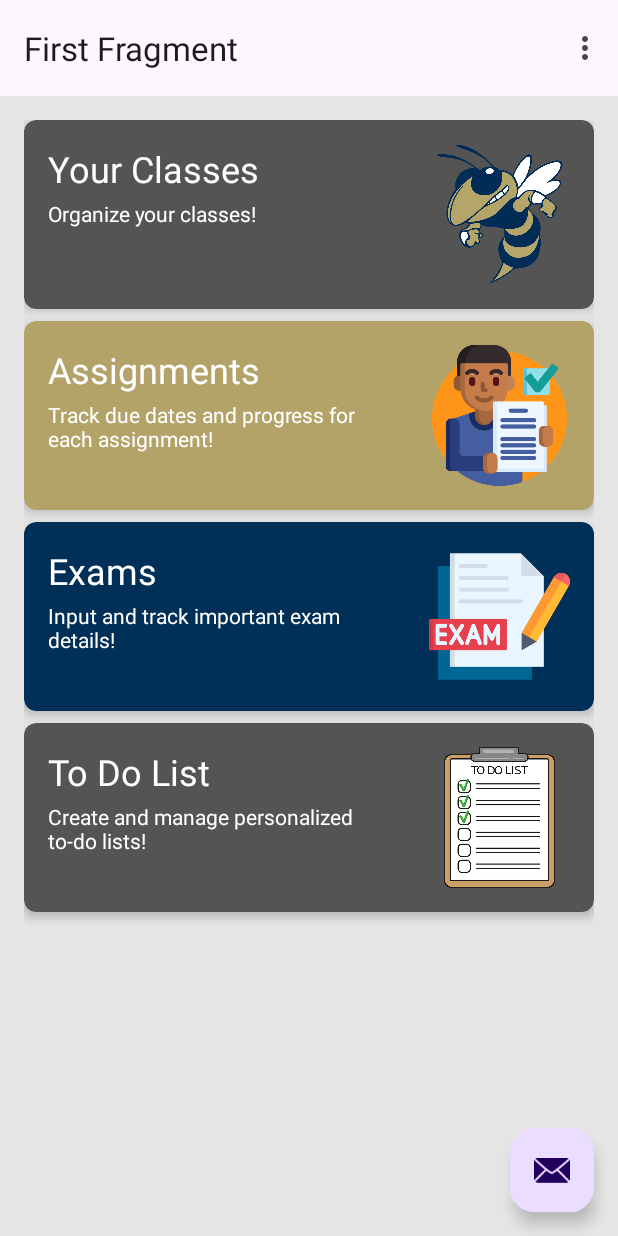
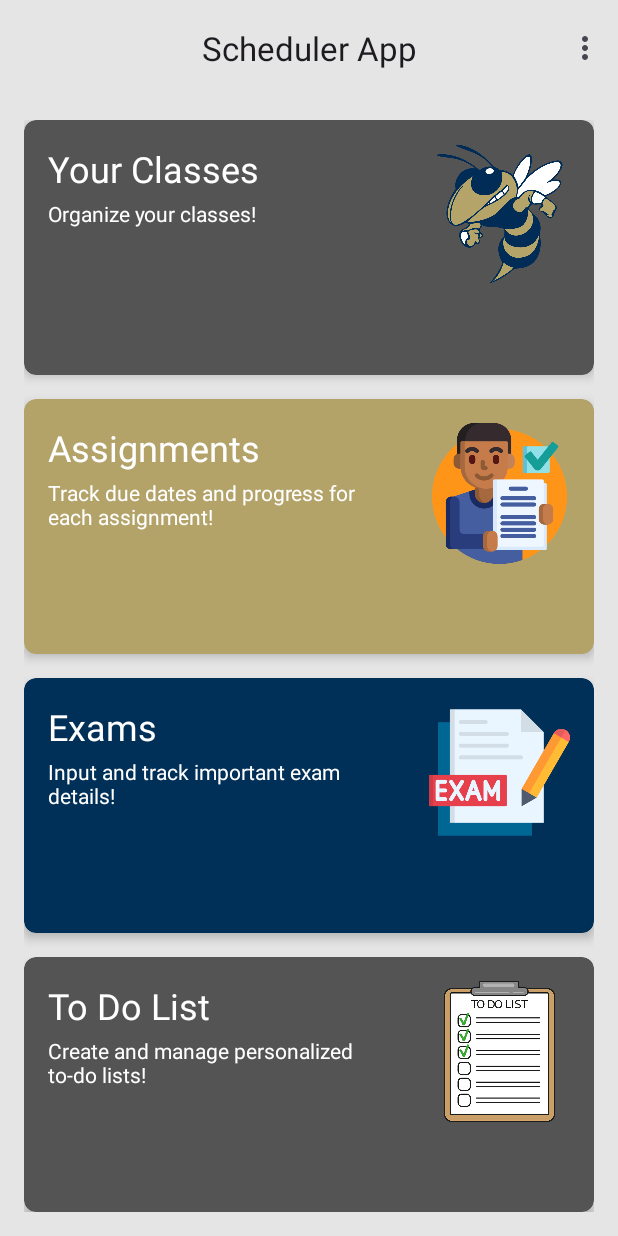
Before and after one commit to ThehamzaIftikhar/CollegeSchedulerAppFinal, an Android app: the screen it shows after launch (MainActivity), on a phone screen of 412 x 824 dp. Run offline under Robolectric (Android 15) with nearby library versions, the phone set to English and light mode, and no system bars; our stand-ins replace navigation-ui.

Commit message:
Finished Home Page

```diff
--- a/app/src/main/java/com/example/collegeschedulerappfinal/FirstFragment.java
+++ b/app/src/main/java/com/example/collegeschedulerappfinal/FirstFragment.java
@@ -1,13 +1,17 @@
 package com.example.collegeschedulerappfinal;
 
+import android.graphics.drawable.ColorDrawable;
 import android.os.Bundle;
 import android.view.LayoutInflater;
 import android.view.View;
 import android.view.ViewGroup;
 
 import androidx.annotation.NonNull;
+import androidx.appcompat.app.ActionBar;
 import androidx.fragment.app.Fragment;
 import androidx.navigation.fragment.NavHostFragment;
+import androidx.appcompat.app.AppCompatActivity;
+
 
 import com.example.collegeschedulerappfinal.databinding.FragmentFirstBinding;
 
@@ -21,22 +25,40 @@ public class FirstFragment extends Fragment {
         return binding.getRoot();
     }
 
+    @Override
     public void onViewCreated(@NonNull View view, Bundle savedInstanceState) {
         super.onViewCreated(view, savedInstanceState);
 
+        if (getActivity() instanceof AppCompatActivity) {
+            ActionBar actionBar = ((AppCompatActivity) getActivity()).getSupportActionBar();
+            if (actionBar != null) {
+                ColorDrawable colorDrawable = new ColorDrawable(getResources().getColor(R.color.gray));
+                actionBar.setBackgroundDrawable(colorDrawable);
+            }
+        }
+
         // Card for "Classes"
         binding.cardClasses.setOnClickListener(v ->
-                NavHostFragment.findNavController(FirstFragment.this)
+                NavHostFragment.findNavController(this)
                         .navigate(R.id.action_FirstFragment_to_SecondFragment));
 
-        // Button for "Assignments"
+        // Card for "Assignments"
         binding.cardAssignments.setOnClickListener(v ->
-                NavHostFragment.findNavController(FirstFragment.this)
+                NavHostFragment.findNavController(this)
                         .navigate(R.id.action_FirstFragment_to_ThirdFragment));
 
         // Exams button
+        binding.cardExams.setOnClickListener(v ->
+                NavHostFragment.findNavController(this)
+                        .navigate(R.id.action_FirstFragment_to_FourthFragment));
+
         // To Do List button
+        binding.cardToDoList.setOnClickListener(v ->
+                NavHostFragment.findNavController(this)
+                        .navigate(R.id.action_FirstFragment_to_FifthFragment));
+
         // Reminders button
+        // Add a click listener for your "Reminders" button if needed.
     }
 
     @Override
--- a/app/src/main/java/com/example/collegeschedulerappfinal/MainActivity.java
+++ b/app/src/main/java/com/example/collegeschedulerappfinal/MainActivity.java
@@ -37,14 +37,6 @@ public class MainActivity extends AppCompatActivity {
         appBarConfiguration = new AppBarConfiguration.Builder(navController.getGraph()).build();
         NavigationUI.setupActionBarWithNavController(this, navController, appBarConfiguration);
 
-        binding.fab.setOnClickListener(new View.OnClickListener() {
-            @Override
-            public void onClick(View view) {
-                Snackbar.make(view, "Replace with your own action", Snackbar.LENGTH_LONG)
-                        .setAnchorView(R.id.fab)
-                        .setAction("Action", null).show();
-            }
-        });
     }
 
     @Override
--- a/app/src/main/res/layout/activity_main.xml
+++ b/app/src/main/res/layout/activity_main.xml
@@ -7,6 +7,7 @@
     android:fitsSystemWindows="true"
     tools:context=".MainActivity">
 
+
     <com.google.android.material.appbar.AppBarLayout
         android:layout_width="match_parent"
         android:layout_height="wrap_content"
@@ -15,19 +16,12 @@
         <com.google.android.material.appbar.MaterialToolbar
             android:id="@+id/toolbar"
             android:layout_width="match_parent"
-            android:layout_height="?attr/actionBarSize" />
+            android:layout_height="?attr/actionBarSize"
+            android:background="@color/gray"
+            app:titleCentered="true"/>
 
     </com.google.android.material.appbar.AppBarLayout>
 
     <include layout="@layout/content_main" />
 
-    <com.google.android.material.floatingactionbutton.FloatingActionButton
-        android:id="@+id/fab"
-        android:layout_width="wrap_content"
-        android:layout_height="wrap_content"
-        android:layout_gravity="bottom|end"
-        android:layout_marginEnd="@dimen/fab_margin"
-        android:layout_marginBottom="16dp"
-        app:srcCompat="@android:drawable/ic_dialog_email" />
-
 </androidx.coordinatorlayout.widget.CoordinatorLayout>
--- a/app/src/main/res/layout/fragment_first.xml
+++ b/app/src/main/res/layout/fragment_first.xml
@@ -14,14 +14,16 @@
     <androidx.cardview.widget.CardView
         android:id="@+id/cardClasses"
         android:layout_width="0dp"
-        android:layout_height="wrap_content"
-        android:layout_marginBottom="8dp"
+        android:layout_height="0dp"
+        app:layout_constraintTop_toTopOf="parent"
+        app:layout_constraintBottom_toTopOf="@id/cardAssignments"
+        app:layout_constraintStart_toStartOf="parent"
+        app:layout_constraintEnd_toEndOf="parent"
+        app:layout_constraintVertical_weight="1"
         app:cardCornerRadius="8dp"
         app:cardElevation="4dp"
-        app:layout_constraintTop_toTopOf="parent"
-        app:layout_constraintStart_toStartOf="parent"
-        app:layout_constraintEnd_toEndOf="parent"
-        app:cardBackgroundColor="@color/dark_gray">
+        app:cardBackgroundColor="@color/dark_gray"
+        android:layout_marginBottom="8dp">
 
         <RelativeLayout
             android:layout_width="match_parent"
@@ -64,14 +66,17 @@
     <androidx.cardview.widget.CardView
         android:id="@+id/cardAssignments"
         android:layout_width="0dp"
-        android:layout_height="wrap_content"
-        android:layout_marginTop="8dp"
+        android:layout_height="0dp"
+        app:layout_constraintTop_toBottomOf="@id/cardClasses"
+        app:layout_constraintBottom_toTopOf="@id/cardExams"
+        app:layout_constraintStart_toStartOf="parent"
+        app:layout_constraintEnd_toEndOf="parent"
+        app:layout_constraintVertical_weight="1"
         app:cardCornerRadius="8dp"
         app:cardElevation="4dp"
-        app:layout_constraintTop_toBottomOf="@id/cardClasses"
-        app:layout_constraintStart_toStartOf="parent"
-        app:layout_constraintEnd_toEndOf="parent"
-        app:cardBackgroundColor="@color/gold">
+        app:cardBackgroundColor="@color/gold"
+        android:layout_marginTop="8dp"
+        android:layout_marginBottom="8dp">
 
         <RelativeLayout
             android:layout_width="match_parent"
@@ -116,14 +121,17 @@
     <androidx.cardview.widget.CardView
         android:id="@+id/cardExams"
         android:layout_width="0dp"
-        android:layout_height="wrap_content"
-        android:layout_marginTop="8dp"
+        android:layout_height="0dp"
+        app:layout_constraintTop_toBottomOf="@id/cardAssignments"
+        app:layout_constraintBottom_toTopOf="@id/cardToDoList"
+        app:layout_constraintStart_toStartOf="parent"
+        app:layout_constraintEnd_toEndOf="parent"
+        app:layout_constraintVertical_weight="1"
         app:cardCornerRadius="8dp"
         app:cardElevation="4dp"
-        app:layout_constraintTop_toBottomOf="@id/cardAssignments"
-        app:layout_constraintStart_toStartOf="parent"
-        app:layout_constraintEnd_toEndOf="parent"
-        app:cardBackgroundColor="@color/navy_blue">
+        app:cardBackgroundColor="@color/navy_blue"
+        android:layout_marginTop="8dp"
+        android:layout_marginBottom="8dp">
 
         <RelativeLayout
             android:layout_width="match_parent"
@@ -168,16 +176,18 @@
     <androidx.cardview.widget.CardView
         android:id="@+id/cardToDoList"
         android:layout_width="0dp"
-        android:layout_height="wrap_content"
-        android:layout_marginTop="8dp"
+        android:layout_height="0dp"
+        app:layout_constraintTop_toBottomOf="@id/cardExams"
+        app:layout_constraintBottom_toBottomOf="parent"
+        app:layout_constraintStart_toStartOf="parent"
+        app:layout_constraintEnd_toEndOf="parent"
+        app:layout_constraintVertical_weight="1"
         app:cardCornerRadius="8dp"
         app:cardElevation="4dp"
-        app:layout_constraintTop_toBottomOf="@id/cardExams"
-        app:layout_constraintStart_toStartOf="parent"
-        app:layout_constraintEnd_toEndOf="parent"
-        app:cardBackgroundColor="@color/dark_gray">
+        app:cardBackgroundColor="@color/dark_gray"
+        android:layout_marginTop="8dp">
 
-        <RelativeLayout
+    <RelativeLayout
             android:layout_width="match_parent"
             android:layout_height="wrap_content"
             android:padding="16dp">
--- a/app/src/main/res/navigation/nav_graph.xml
+++ b/app/src/main/res/navigation/nav_graph.xml
@@ -19,6 +19,14 @@
         <action
             android:id="@+id/action_FirstFragment_to_ThirdFragment"
             app:destination="@id/ThirdFragment" />
+
+        <action
+            android:id="@+id/action_FirstFragment_to_FourthFragment"
+            app:destination="@id/FourthFragment" />
+
+        <action
+            android:id="@+id/action_FirstFragment_to_FifthFragment"
+            app:destination="@id/FifthFragment" />
     </fragment>
 
     <fragment
@@ -37,9 +45,25 @@
         android:id="@+id/ThirdFragment"
         android:name="com.example.collegeschedulerappfinal.ThirdFragment"
         android:label="@string/third_fragment_label"
-        tools:layout="@layout/fragment_third">
+        tools:layout="@layout/fragment_third"/>
         <action
             android:id="@+id/action_ThirdFragment_to_FirstFragment"
             app:destination="@id/FirstFragment" />
+    <fragment
+        android:id="@+id/FourthFragment"
+        android:name="com.example.collegeschedulerappfinal.FourthFragment"
+        android:label="@string/fourth_fragment_label"
+        tools:layout="@layout/fragment_third"/>
+        <action
+            android:id="@+id/action_FourthFragment_to_FirstFragment"
+            app:destination="@id/FirstFragment" />
+    <fragment
+        android:id="@+id/FifthFragment"
+        android:name="com.example.collegeschedulerappfinal.FifthFragment"
+        android:label="@string/fifth_fragment_label"
+        tools:layout="@layout/fragment_third">
+        <action
+            android:id="@+id/action_FifthFragment_to_FirstFragment"
+            app:destination="@id/FirstFragment" />
     </fragment>
 </navigation>
--- a/app/src/main/res/values-v23/themes.xml
+++ b/app/src/main/res/values-v23/themes.xml
@@ -1,9 +1,12 @@
 <resources xmlns:tools="http://schemas.android.com/tools">
-
+    <!-- Application theme -->
     <style name="Theme.CollegeSchedulerAppFinal" parent="Base.Theme.CollegeSchedulerAppFinal">
         <!-- Transparent system bars for edge-to-edge. -->
         <item name="android:navigationBarColor">@android:color/transparent</item>
         <item name="android:statusBarColor">@android:color/transparent</item>
         <item name="android:windowLightStatusBar">?attr/isLightTheme</item>
+
+        <!-- Set Toolbar (ActionBar) color -->
+        <item name="colorPrimary">@color/gray</item>
     </style>
 </resources>
--- a/app/src/main/res/values/strings.xml
+++ b/app/src/main/res/values/strings.xml
@@ -2,8 +2,12 @@
     <string name="app_name">CollegeSchedulerAppFinal</string>
     <string name="action_settings">Settings</string>
     <!-- Strings used for fragments for navigation -->
-    <string name="first_fragment_label">First Fragment</string>
+    <string name="first_fragment_label">Scheduler App</string>
     <string name="second_fragment_label">Second Fragment</string>
+    <string name="fourth_fragment_label">Fourth Fragment</string>
+    <string name="fifth_fragment_label">Fifth Fragment</string>
+
+
     <string name="next">Next</string>
     <string name="previous">Previous</string>
 
```
Also changed, not shown: app/src/main/java/com/example/collegeschedulerappfinal/SecondFragment.java (+4 -7 lines).
